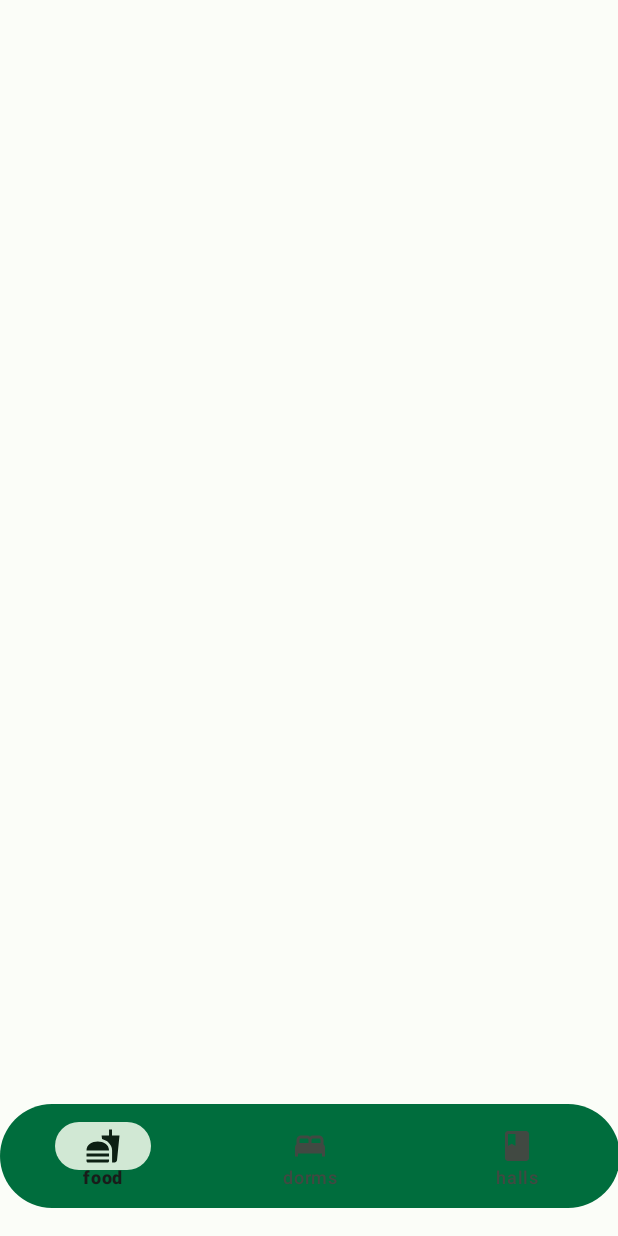
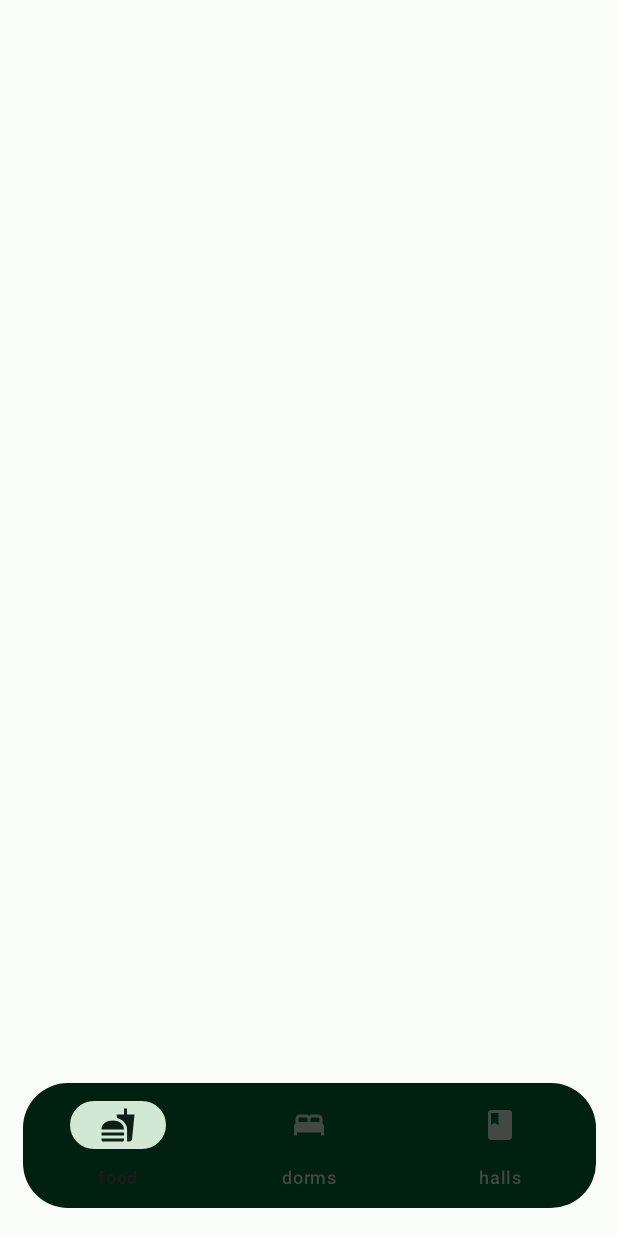
Before and after one commit to Scesar1/HAM, an Android app: the screen it shows after launch (MainActivity), on a phone screen of 412 x 824 dp. Run offline under Robolectric (Android 15) with nearby library versions, the phone set to English and light mode, and no system bars.

Commit message:
changed taskbar color

```diff
--- a/app/src/main/res/drawable/nav_background_curved.xml
+++ b/app/src/main/res/drawable/nav_background_curved.xml
@@ -1,6 +1,6 @@
 <?xml version="1.0" encoding="UTF-8"?>
 <shape xmlns:android="http://schemas.android.com/apk/res/android"
     android:shape="rectangle" >
-    <solid android:color="@color/md_theme_light_primary" />
-    <corners android:radius="50dp" />
+    <solid android:color="@color/md_theme_light_onPrimaryContainer" />
+    <corners android:radius="30dp" />
 </shape>
--- a/app/src/main/res/layout/activity_main.xml
+++ b/app/src/main/res/layout/activity_main.xml
@@ -7,8 +7,8 @@
     tools:context=".MainActivity">
 
     <com.google.android.material.bottomnavigation.BottomNavigationView
-        android:layout_width="413dp"
-        android:layout_height="69dp"
+        android:layout_width="382dp"
+        android:layout_height="83dp"
         android:layout_centerInParent="true"
         android:background="@drawable/nav_background_curved"
         app:layout_constraintBottom_toBottomOf="parent"
```
